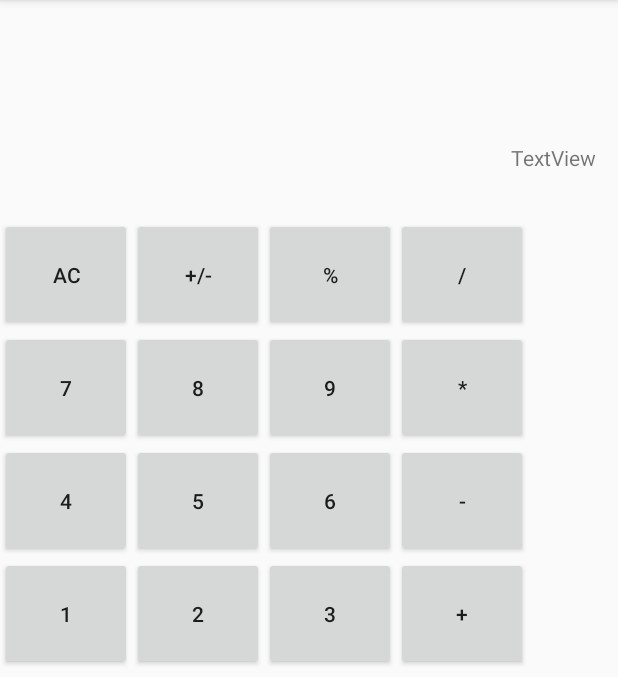
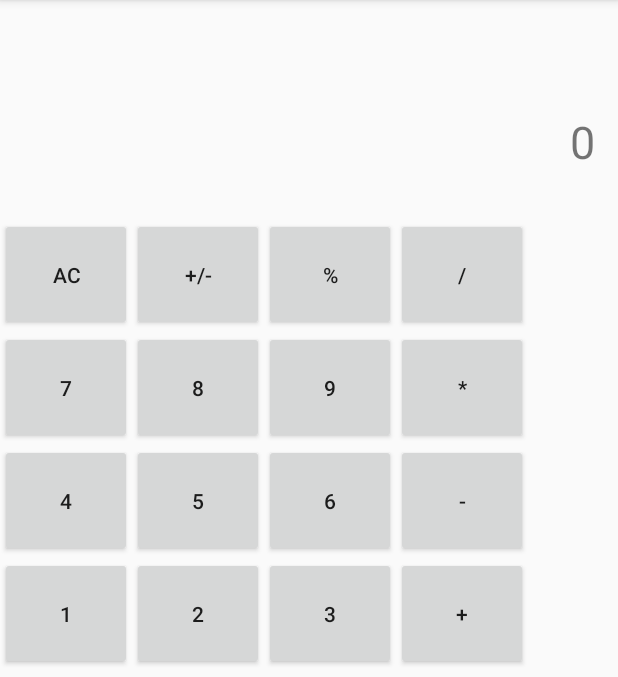
Before and after one commit to EduYube/Calculator, an Android app: the screen it shows after launch (MainActivity), on a phone screen of 412 x 824 dp, the part 84-761 px from its top. Run offline under Robolectric (Android 15) with nearby library versions, the phone set to English and light mode, and no system bars.

```diff
--- a/app/src/main/res/layout/activity_main.xml
+++ b/app/src/main/res/layout/activity_main.xml
@@ -5,17 +5,17 @@
     android:layout_width="match_parent"
     android:layout_height="match_parent"
     android:orientation="vertical"
-    tools:context="com.eyubero.calculator.MainActivity"
-    >
+    tools:context="com.eyubero.calculator.MainActivity">
 
 
     <TextView
-        android:id="@+id/textView"
+        android:id="@+id/valueCell"
         android:layout_width="match_parent"
         android:layout_height="130dp"
-        android:text="TextView"
         android:gravity="bottom|end"
-        android:padding="15dp"/>
+        android:textSize="30sp"
+        android:padding="15dp"
+        android:text="0" />
 
     <TableLayout
         android:layout_width="match_parent"
@@ -51,27 +51,30 @@
                 android:layout_height="75dp"
                 android:text="/" />
         </TableRow>
+
         <TableRow
             android:layout_width="match_parent"
-            android:layout_height="match_parent"
-            >
+            android:layout_height="match_parent">
 
             <Button
                 android:id="@+id/seven"
                 android:layout_width="wrap_content"
                 android:layout_height="75dp"
+                android:onClick="numberSelected"
                 android:text="7" />
 
             <Button
                 android:id="@+id/eight"
                 android:layout_width="wrap_content"
                 android:layout_height="75dp"
+                android:onClick="numberSelected"
                 android:text="8" />
 
             <Button
                 android:id="@+id/nine"
                 android:layout_width="wrap_content"
                 android:layout_height="75dp"
+                android:onClick="numberSelected"
                 android:text="9" />
 
             <Button
@@ -89,18 +92,21 @@
                 android:id="@+id/four"
                 android:layout_width="wrap_content"
                 android:layout_height="75dp"
+                android:onClick="numberSelected"
                 android:text="4" />
 
             <Button
                 android:id="@+id/five"
                 android:layout_width="wrap_content"
                 android:layout_height="75dp"
+                android:onClick="numberSelected"
                 android:text="5" />
 
             <Button
                 android:id="@+id/six"
                 android:layout_width="wrap_content"
                 android:layout_height="75dp"
+                android:onClick="numberSelected"
                 android:text="6" />
 
             <Button
@@ -118,18 +124,21 @@
                 android:id="@+id/one"
                 android:layout_width="wrap_content"
                 android:layout_height="75dp"
+                android:onClick="numberSelected"
                 android:text="1" />
 
             <Button
                 android:id="@+id/two"
                 android:layout_width="wrap_content"
                 android:layout_height="75dp"
+                android:onClick="numberSelected"
                 android:text="2" />
 
             <Button
                 android:id="@+id/three"
                 android:layout_width="wrap_content"
                 android:layout_height="75dp"
+                android:onClick="numberSelected"
                 android:text="3" />
 
             <Button
@@ -150,6 +159,7 @@
             android:id="@+id/zero"
             android:layout_width="175dp"
             android:layout_height="75dp"
+            android:onClick="numberSelected"
             android:text="0" />
 
         <Button
```
Also changed, not shown: app/src/main/java/com/eyubero/calculator/MainActivity.kt (+48 -0 lines).
